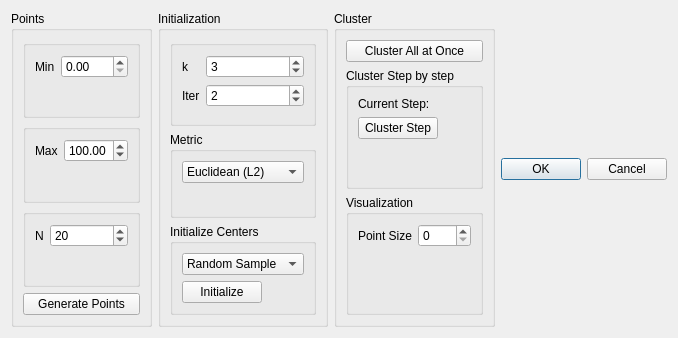
Before: the Qt Designer form KMeansDialog.ui in denizkavzak/Interactive-KMeans-QT, drawn with Qt 5.
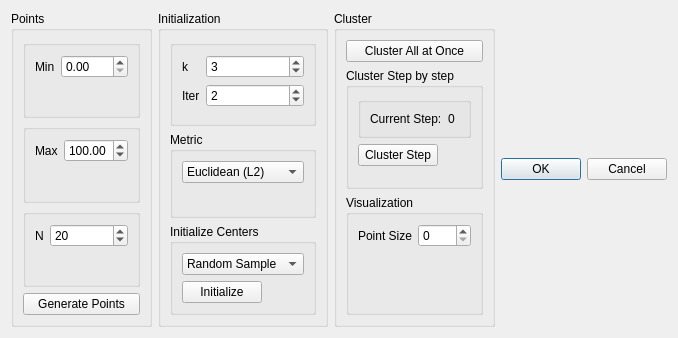
After: the same form once the commit is applied.

Commit message:
Fixes in initialization, step by step and cluster all at once
Error message is shown when cluster step is clicked but
clustering is not initialized yet. Similarly, cluster all
at once shows an error message if clustering is not initialized
yet to warn user to initialize the clustering first.

Patch:
```diff
--- a/KMeansDialog.ui
+++ b/KMeansDialog.ui
@@ -6,7 +6,7 @@
    <rect>
     <x>0</x>
     <y>0</y>
-    <width>639</width>
+    <width>650</width>
     <height>338</height>
    </rect>
   </property>
@@ -256,18 +256,34 @@
          <string>Cluster Step by step</string>
         </property>
         <layout class="QFormLayout" name="formLayout_3">
-         <item row="1" column="0">
+         <item row="2" column="0">
           <widget class="QPushButton" name="clusterStepButton">
            <property name="text">
             <string>Cluster Step</string>
            </property>
           </widget>
          </item>
-         <item row="0" column="0">
-          <widget class="QLabel" name="currentStepLabel">
-           <property name="text">
-            <string>Current Step:</string>
+         <item row="0" column="0" colspan="2">
+          <widget class="QGroupBox" name="stepInfoGroupBox">
+           <property name="title">
+            <string/>
            </property>
+           <layout class="QFormLayout" name="formLayout_9">
+            <item row="1" column="1">
+             <widget class="QLabel" name="stepNoLabel">
+              <property name="text">
+               <string>0</string>
+              </property>
+             </widget>
+            </item>
+            <item row="1" column="0">
+             <widget class="QLabel" name="currentStepLabel">
+              <property name="text">
+               <string>Current Step:</string>
+              </property>
+             </widget>
+            </item>
+           </layout>
           </widget>
          </item>
         </layout>
```
Left out of the diff: 6 changed lines with no effect on the pictures. The commit also changes 4 other files.
